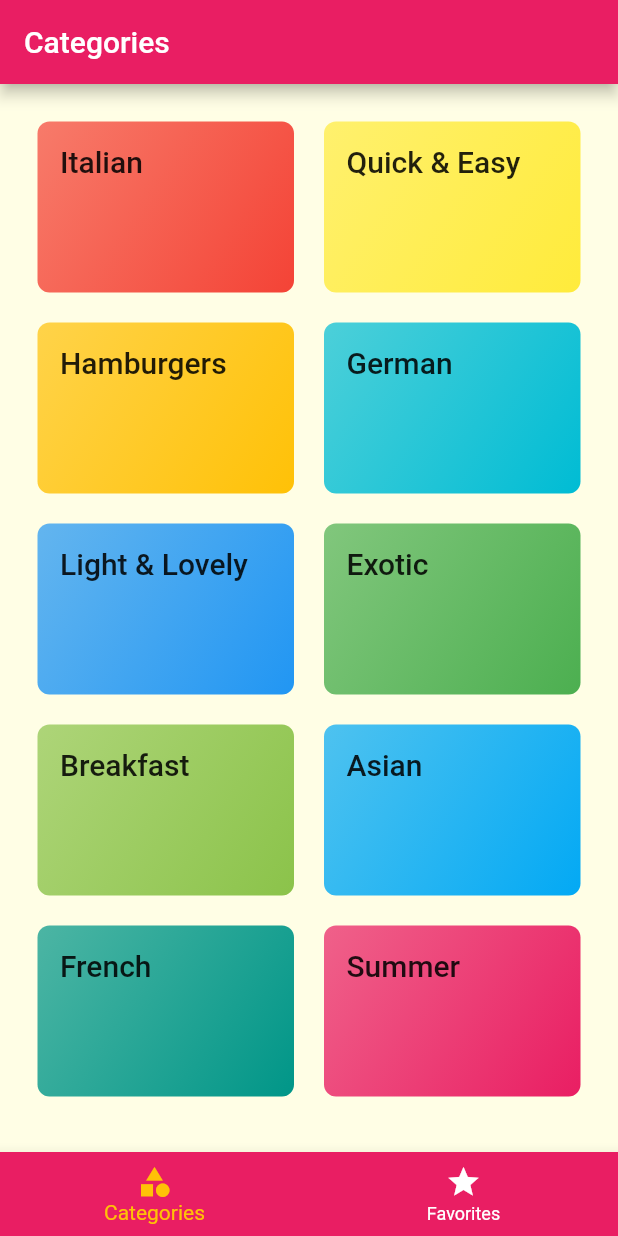
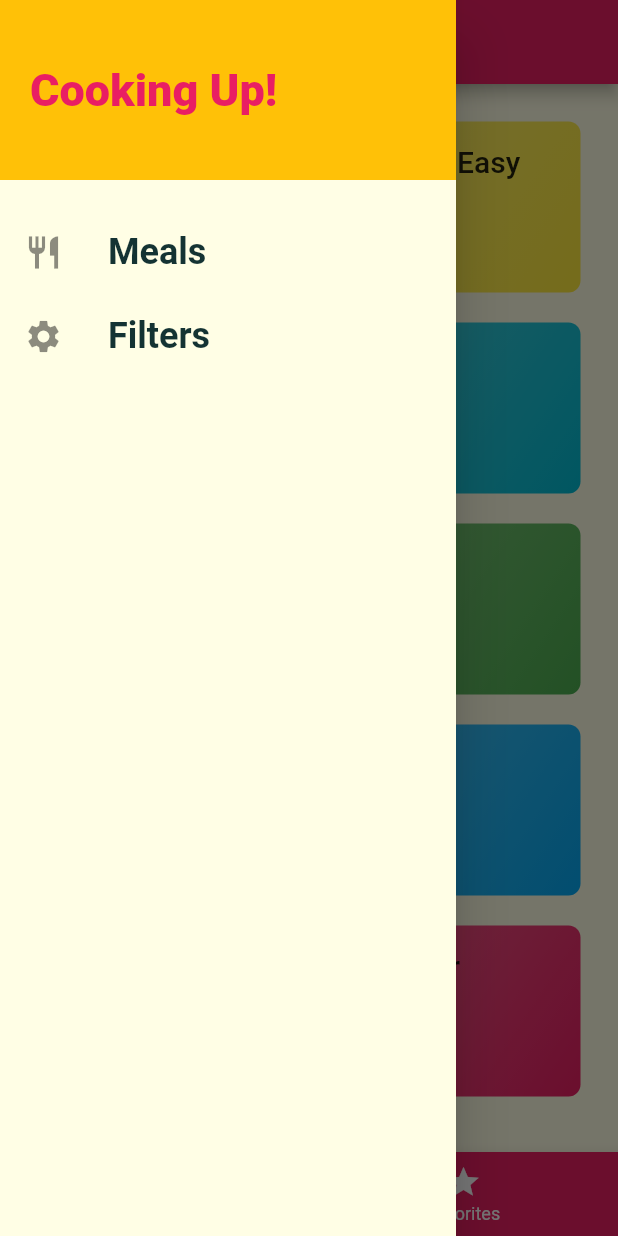
Before and after one commit to cin-derella/flutter_booklist, a Flutter app: the screen it shows after launch, with the side drawer open (before the commit the screen has no drawer), on a phone screen of 412 x 824 dp. Run offline on Flutter 3.47's test engine with Material 2 defaults, Android fonts, the phone set to English and light mode, and no system bars.

Commit message:
add a drawer

```diff
--- a/lib/screens/meal_detail_screen.dart
+++ b/lib/screens/meal_detail_screen.dart
@@ -1,5 +1,4 @@
 import 'package:flutter/material.dart';
-import 'package:flutter/semantics.dart';
 import '../dummy_data.dart';
 
 class MealDetailScreen extends StatelessWidget {
--- a/lib/screens/tabs_screen.dart
+++ b/lib/screens/tabs_screen.dart
@@ -1,4 +1,5 @@
 import 'package:flutter/material.dart';
+import '../widgets/main_drawer.dart';
 import '../screens/favorites_screen.dart';
 
 import '../screens/categories_screen.dart';
@@ -36,6 +37,7 @@ class _TabsScreenState extends State<TabsScreen> {
           _pages[_selectedPageIndex]['title'],
         ),
       ),
+      drawer: MainDrawer(),
       body: _pages[_selectedPageIndex]['page'],
       bottomNavigationBar: BottomNavigationBar(
         onTap: _selectPage,
--- /dev/null
+++ b/lib/widgets/main_drawer.dart
@@ -0,0 +1,56 @@
+import 'package:flutter/material.dart';
+
+class MainDrawer extends StatelessWidget {
+  Widget buildListTile(String title, IconData icon) {
+    return ListTile(
+      leading: Icon(
+        icon,
+        size: 26,
+      ),
+      title: Text(
+        title,
+        style: TextStyle(
+          fontSize: 24,
+          fontWeight: FontWeight.bold,
+        ),
+      ),
+      onTap: () {},
+    );
+  }
+
+  @override
+  Widget build(BuildContext context) {
+    return Drawer(
+      child: Column(
+        children: <Widget>[
+          Container(
+            height: 120,
+            width: double.infinity,
+            padding: EdgeInsets.all(20),
+            alignment: Alignment.centerLeft,
+            color: Theme.of(context).accentColor,
+            child: Text(
+              'Cooking Up!',
+              style: TextStyle(
+                fontWeight: FontWeight.w900,
+                fontSize: 30,
+                color: Theme.of(context).primaryColor,
+              ),
+            ),
+          ),
+          SizedBox(
+            height: 20,
+          ),
+          buildListTile(
+            'Meals',
+            Icons.restaurant,
+          ),
+          buildListTile(
+            'Filters',
+            Icons.settings,
+          ),
+        ],
+      ),
+    );
+  }
+}
```
